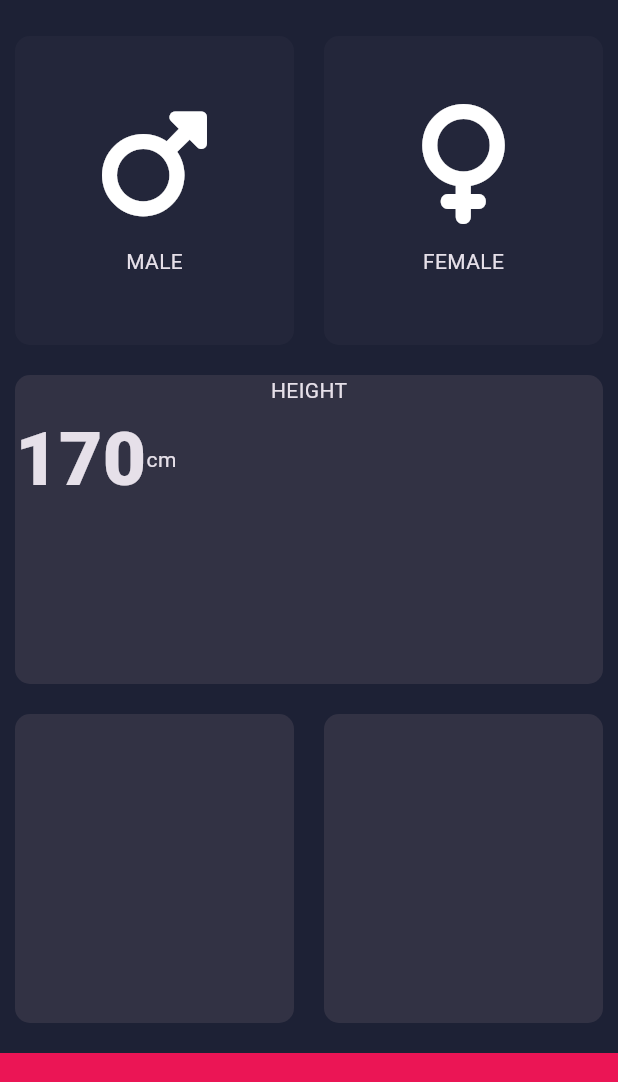
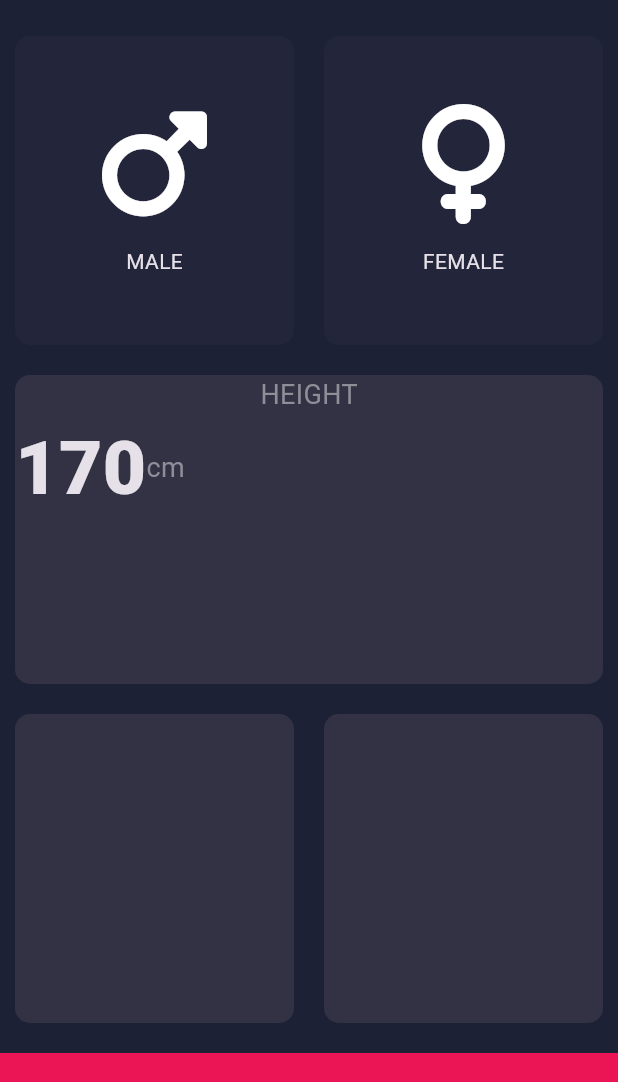
Before and after one commit to yukimiyake0607/BMI, a Flutter app: the screen it shows after launch, on a phone screen of 412 x 824 dp, the part 63-1145 px from its top. Run offline on Flutter 3.47's test engine with Material 3 defaults, Android fonts, the phone set to English and light mode, and no system bars; our stand-ins replace font_awesome_flutter; statements that could not run were skipped.

```diff
--- a/lib/input_page.dart
+++ b/lib/input_page.dart
@@ -68,14 +68,14 @@ class _InputPageState extends State<InputPage> {
               color: kActiveReusableCardColor,
               cardChild: Column(
                 children: <Widget>[
-                  Text('HEIGHT', style: kGenderTestStyle),
+                  Text('HEIGHT', style: kLabelTextstyle),
                   Row(
                     children: <Widget>[
                       Text(
                         '170',
                         style: kNumberTextstyle,
                       ),
-                      Text('cm'),
+                      Text('cm', style: kLabelTextstyle),
                     ],
                   ),
                 ],
```
